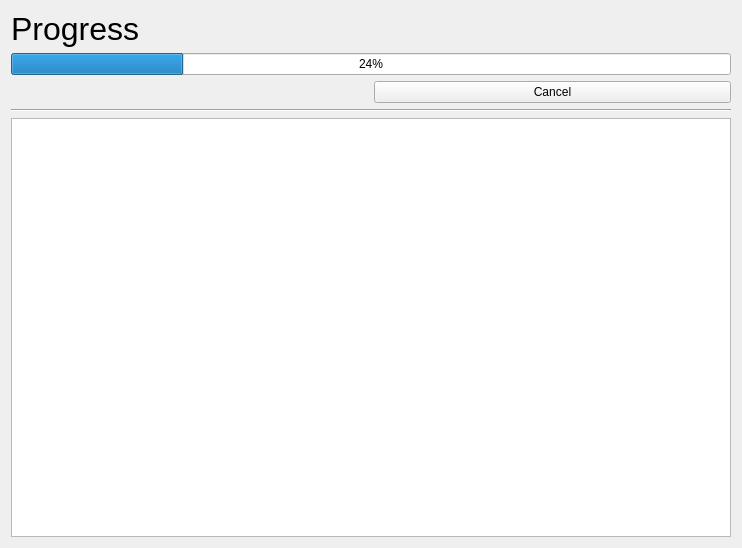
hallamlab/MetaPathwaysGUI, file ProgressDialog.ui: the form before one commit.
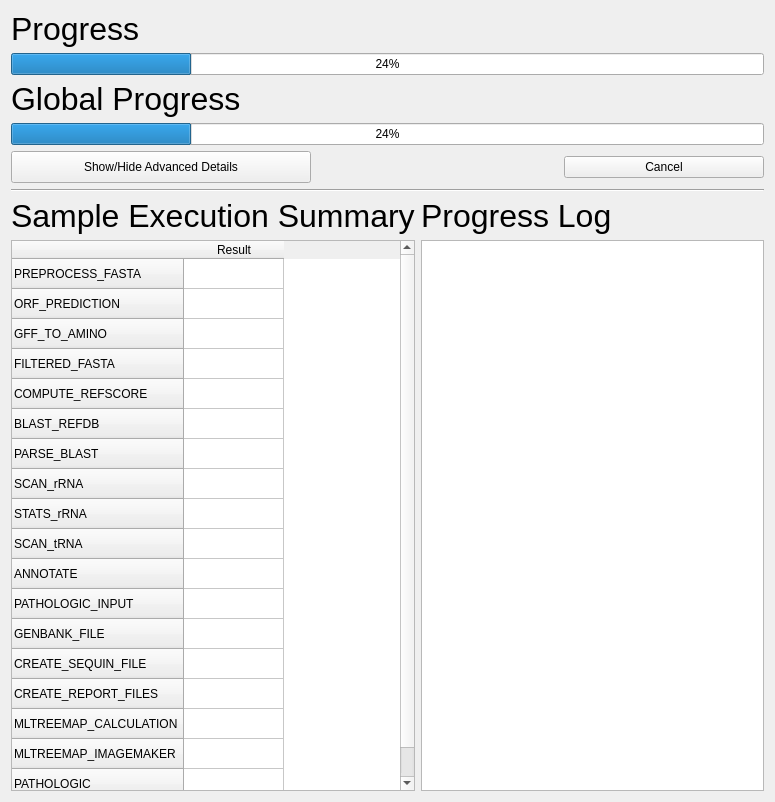
The form after the commit.

```diff
--- a/ProgressDialog.ui
+++ b/ProgressDialog.ui
@@ -6,8 +6,8 @@
    <rect>
     <x>0</x>
     <y>0</y>
-    <width>742</width>
-    <height>548</height>
+    <width>775</width>
+    <height>802</height>
    </rect>
   </property>
   <property name="windowTitle">
@@ -21,22 +21,86 @@
      </property>
     </widget>
    </item>
-   <item row="2" column="1">
-    <widget class="QPushButton" name="cancelButton">
+   <item row="7" column="1">
+    <widget class="QTextBrowser" name="logBrowser"/>
+   </item>
+   <item row="2" column="0">
+    <widget class="QLabel" name="progressLabel_2">
+     <property name="font">
+      <font>
+       <pointsize>24</pointsize>
+      </font>
+     </property>
      <property name="text">
-      <string>Cancel</string>
+      <string>Global Progress</string>
      </property>
     </widget>
    </item>
-   <item row="3" column="0" colspan="2">
+   <item row="5" column="0" colspan="2">
     <widget class="Line" name="line_2">
      <property name="orientation">
       <enum>Qt::Horizontal</enum>
      </property>
     </widget>
    </item>
-   <item row="0" column="0">
-    <widget class="QLabel" name="label">
+   <item row="6" column="0">
+    <widget class="QLabel" name="summaryLabel">
+     <property name="font">
+      <font>
+       <pointsize>24</pointsize>
+      </font>
+     </property>
+     <property name="text">
+      <string>Sample Execution Summary</string>
+     </property>
+    </widget>
+   </item>
+   <item row="3" column="0" colspan="2">
+    <widget class="QProgressBar" name="globalProgressBar">
+     <property name="value">
+      <number>24</number>
+     </property>
+    </widget>
+   </item>
+   <item row="6" column="1">
+    <widget class="QLabel" name="logLabel">
+     <property name="font">
+      <font>
+       <pointsize>24</pointsize>
+      </font>
+     </property>
+     <property name="text">
+      <string>Progress Log</string>
+     </property>
+    </widget>
+   </item>
+   <item row="4" column="1" alignment="Qt::AlignRight">
+    <widget class="QPushButton" name="cancelButton">
+     <property name="sizePolicy">
+      <sizepolicy hsizetype="Maximum" vsizetype="Fixed">
+       <horstretch>0</horstretch>
+       <verstretch>0</verstretch>
+      </sizepolicy>
+     </property>
+     <property name="minimumSize">
+      <size>
+       <width>200</width>
+       <height>0</height>
+      </size>
+     </property>
+     <property name="maximumSize">
+      <size>
+       <width>300</width>
+       <height>16777215</height>
+      </size>
+     </property>
+     <property name="text">
+      <string>Cancel</string>
+     </property>
+    </widget>
+   </item>
+   <item row="0" column="0" colspan="2">
+    <widget class="QLabel" name="progressLabel">
      <property name="font">
       <font>
        <pointsize>24</pointsize>
@@ -47,8 +111,132 @@
      </property>
     </widget>
    </item>
-   <item row="4" column="0" colspan="2">
-    <widget class="QTextBrowser" name="textBrowser"/>
+   <item row="4" column="0">
+    <widget class="QPushButton" name="hideButton">
+     <property name="sizePolicy">
+      <sizepolicy hsizetype="Maximum" vsizetype="Fixed">
+       <horstretch>0</horstretch>
+       <verstretch>0</verstretch>
+      </sizepolicy>
+     </property>
+     <property name="minimumSize">
+      <size>
+       <width>200</width>
+       <height>32</height>
+      </size>
+     </property>
+     <property name="maximumSize">
+      <size>
+       <width>300</width>
+       <height>32</height>
+      </size>
+     </property>
+     <property name="text">
+      <string>Show/Hide Advanced Details</string>
+     </property>
+    </widget>
+   </item>
+   <item row="7" column="0">
+    <widget class="QTableWidget" name="summaryTable">
+     <attribute name="horizontalHeaderDefaultSectionSize">
+      <number>100</number>
+     </attribute>
+     <row>
+      <property name="text">
+       <string>PREPROCESS_FASTA</string>
+      </property>
+     </row>
+     <row>
+      <property name="text">
+       <string>ORF_PREDICTION</string>
+      </property>
+     </row>
+     <row>
+      <property name="text">
+       <string>GFF_TO_AMINO</string>
+      </property>
+     </row>
+     <row>
+      <property name="text">
+       <string>FILTERED_FASTA</string>
+      </property>
+     </row>
+     <row>
+      <property name="text">
+       <string>COMPUTE_REFSCORE</string>
+      </property>
+     </row>
+     <row>
+      <property name="text">
+       <string>BLAST_REFDB</string>
+      </property>
+     </row>
+     <row>
+      <property name="text">
+       <string>PARSE_BLAST</string>
+      </property>
+     </row>
+     <row>
+      <property name="text">
+       <string>SCAN_rRNA</string>
+      </property>
+     </row>
+     <row>
+      <property name="text">
+       <string>STATS_rRNA</string>
+      </property>
+     </row>
+     <row>
+      <property name="text">
+       <string>SCAN_tRNA</string>
+      </property>
+     </row>
+     <row>
+      <property name="text">
+       <string>ANNOTATE</string>
+      </property>
+     </row>
+     <row>
+      <property name="text">
+       <string>PATHOLOGIC_INPUT</string>
+      </property>
+     </row>
+     <row>
+      <property name="text">
+       <string>GENBANK_FILE</string>
+      </property>
+     </row>
+     <row>
+      <property name="text">
+       <string>CREATE_SEQUIN_FILE</string>
+      </property>
+     </row>
+     <row>
+      <property name="text">
+       <string>CREATE_REPORT_FILES</string>
+      </property>
+     </row>
+     <row>
+      <property name="text">
+       <string>MLTREEMAP_CALCULATION</string>
+      </property>
+     </row>
+     <row>
+      <property name="text">
+       <string>MLTREEMAP_IMAGEMAKER</string>
+      </property>
+     </row>
+     <row>
+      <property name="text">
+       <string>PATHOLOGIC</string>
+      </property>
+     </row>
+     <column>
+      <property name="text">
+       <string>Result</string>
+      </property>
+     </column>
+    </widget>
    </item>
   </layout>
  </widget>
```
